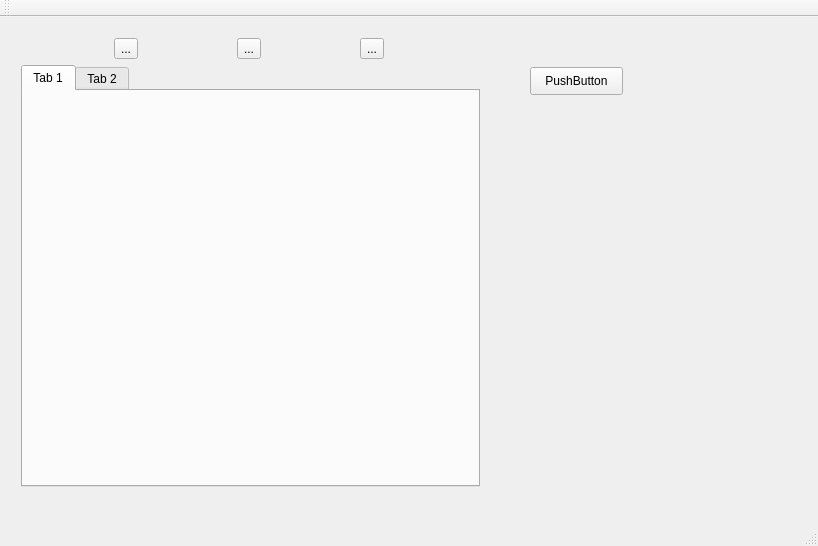
Before: the Qt Designer form APSavegameEditor/APSavegameEditor.ui in odom11/ap_savegame_editor, drawn with Qt 5.
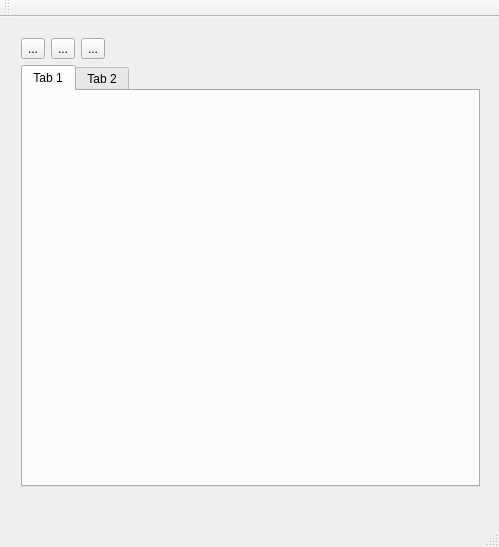
After: the same form once the commit is applied.

```diff
--- a/APSavegameEditor/APSavegameEditor.ui
+++ b/APSavegameEditor/APSavegameEditor.ui
@@ -6,8 +6,8 @@
    <rect>
     <x>0</x>
     <y>0</y>
-    <width>818</width>
-    <height>546</height>
+    <width>499</width>
+    <height>547</height>
    </rect>
   </property>
   <property name="windowTitle">
@@ -47,6 +47,19 @@
          </property>
         </widget>
        </item>
+       <item>
+        <spacer name="horizontalSpacer">
+         <property name="orientation">
+          <enum>Qt::Horizontal</enum>
+         </property>
+         <property name="sizeHint" stdset="0">
+          <size>
+           <width>40</width>
+           <height>20</height>
+          </size>
+         </property>
+        </spacer>
+       </item>
       </layout>
      </item>
      <item>
@@ -65,19 +78,6 @@
      </item>
     </layout>
    </widget>
-   <widget class="QPushButton" name="pushButton">
-    <property name="geometry">
-     <rect>
-      <x>530</x>
-      <y>50</y>
-      <width>93</width>
-      <height>28</height>
-     </rect>
-    </property>
-    <property name="text">
-     <string>PushButton</string>
-    </property>
-   </widget>
   </widget>
   <widget class="QMenuBar" name="menuBar">
    <property name="geometry">
```
Left out of the diff: 2 changed lines with no effect on the pictures.
